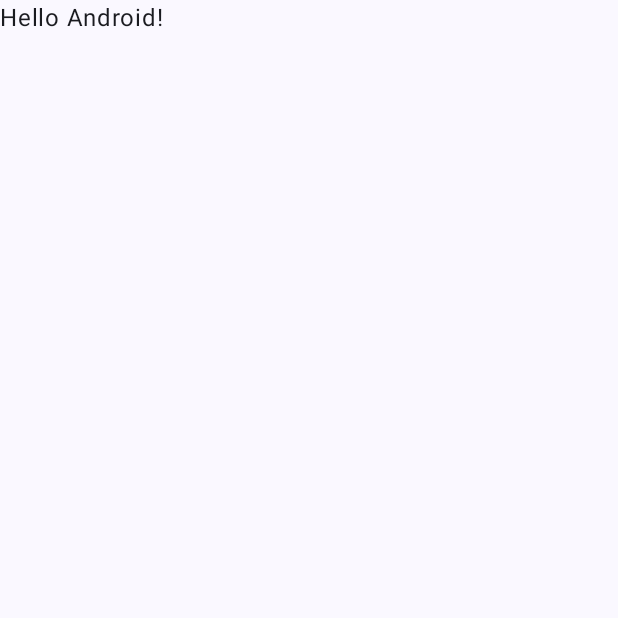
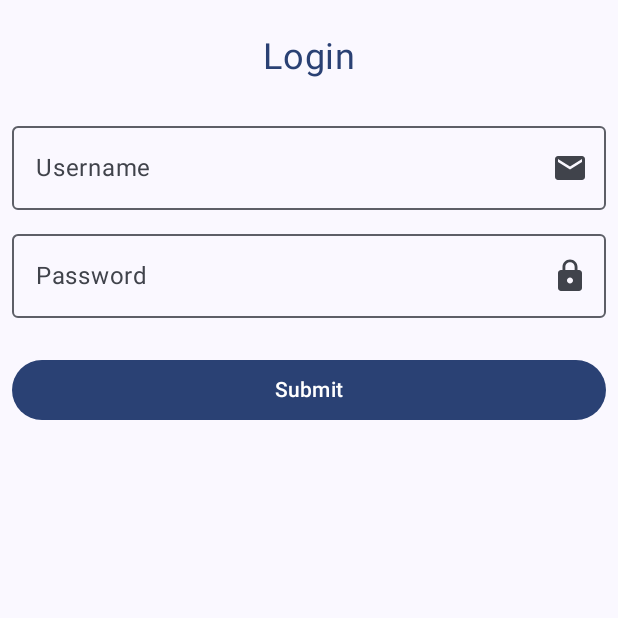
Before and after one commit to ZhenniPan1213/exercise3_MobileProgramming, an Android app built with Jetpack Compose: the screen it shows after launch (MainActivity), on a phone screen of 412 x 824 dp, the top half of it. Before the commit the part shown is almost empty. Run offline under Robolectric (Android 15) with nearby library versions, the phone set to English and light mode, and no system bars.

```diff
--- a/app/src/main/java/com/example/myapplication/MainActivity.kt
+++ b/app/src/main/java/com/example/myapplication/MainActivity.kt
@@ -3,12 +3,35 @@ package com.example.myapplication
 import android.os.Bundle
 import androidx.activity.ComponentActivity
 import androidx.activity.compose.setContent
+import androidx.compose.foundation.layout.Arrangement
+import androidx.compose.foundation.layout.Column
+import androidx.compose.foundation.layout.fillMaxWidth
 import androidx.compose.foundation.layout.fillMaxSize
+import androidx.compose.foundation.layout.padding
+import androidx.compose.foundation.text.KeyboardOptions
+import androidx.compose.material.*
+import androidx.compose.material.icons.Icons
+import androidx.compose.material.icons.filled.Email
+import androidx.compose.material.icons.filled.Lock
 import androidx.compose.material3.MaterialTheme
+import androidx.compose.material3.OutlinedTextField
 import androidx.compose.material3.Surface
 import androidx.compose.material3.Text
+import androidx.compose.material3.Button
+import androidx.compose.material3.Icon
 import androidx.compose.runtime.Composable
+import androidx.compose.runtime.getValue
+import androidx.compose.runtime.remember
+import androidx.compose.runtime.mutableStateOf
+import androidx.compose.runtime.setValue
 import androidx.compose.ui.Modifier
+import androidx.compose.ui.res.stringResource
+import androidx.compose.ui.text.input.KeyboardType
+import androidx.compose.ui.text.input.VisualTransformation
+import androidx.compose.ui.text.input.PasswordVisualTransformation
+import androidx.compose.ui.text.style.TextAlign
+import androidx.compose.ui.unit.dp
+import androidx.compose.ui.unit.sp
 import androidx.compose.ui.tooling.preview.Preview
 import com.example.myapplication.ui.theme.MyApplicationTheme
 
@@ -16,13 +39,13 @@ class MainActivity : ComponentActivity() {
     override fun onCreate(savedInstanceState: Bundle?) {
         super.onCreate(savedInstanceState)
         setContent {
-            MyApplicationTheme {
+            MyApplicationTheme  {
                 // A surface container using the 'background' color from the theme
                 Surface(
                     modifier = Modifier.fillMaxSize(),
                     color = MaterialTheme.colorScheme.background
                 ) {
-                    Greeting("Android")
+                    Login()
                 }
             }
         }
@@ -30,17 +53,77 @@ class MainActivity : ComponentActivity() {
 }
 
 @Composable
-fun Greeting(name: String, modifier: Modifier = Modifier) {
-    Text(
-        text = "Hello $name!",
-        modifier = modifier
-    )
+fun Login() {
+    var usernameInput: String by remember { mutableStateOf("") }
+    var passwordInput: String by remember { mutableStateOf("") }
+
+    Column(
+        modifier = Modifier.padding(8.dp),
+        verticalArrangement = Arrangement.spacedBy(8.dp)
+    ) {
+        Text(
+            text = "Login",
+            fontSize = 24.sp,
+            color = MaterialTheme.colorScheme.primary,
+            textAlign = TextAlign.Center,
+            modifier = Modifier
+                .fillMaxWidth()
+                .padding(top = 16.dp, bottom = 16.dp)
+        )
+        OutlinedTextField(
+            value = usernameInput,
+            onValueChange = { usernameInput = it },
+            label = { Text(text = "Username") },
+            placeholder = { Text(text = "input your username") },
+            singleLine = true,
+            keyboardOptions = KeyboardOptions(keyboardType = KeyboardType.Email),
+            trailingIcon = {
+                Icon(
+                    imageVector = Icons.Default.Email,
+                    contentDescription = "Email Icon"
+                )
+            },
+            modifier = Modifier.fillMaxWidth()
+        )
+        OutlinedTextField(
+            value = passwordInput,
+            onValueChange = { passwordInput = it },
+            label = { Text(text = "Password") },
+            placeholder = { Text(text = "input your password") },
+            singleLine = true,
+            keyboardOptions = KeyboardOptions(keyboardType = KeyboardType.Password),
+            visualTransformation = PasswordVisualTransformation(),
+            trailingIcon = {
+                Icon(
+                    imageVector = Icons.Default.Lock,
+                    contentDescription = "lock Icon"
+                )
+            },
+            modifier = Modifier.fillMaxWidth()
+        )
+
+        // Button for login submission
+        Button(
+            onClick = {
+                // Handle the login action here
+                performLogin(usernameInput, passwordInput)
+            },
+            modifier = Modifier
+                .fillMaxWidth()
+                .padding(top = 16.dp)
+        ) {
+            Text(text = "Submit")
+        }
+    }
 }
+
+private fun performLogin(username: String, password: String) {
+    println("Username: $username, Password: $password")
+}
+
 
 @Preview(showBackground = true)
 @Composable
-fun GreetingPreview() {
-    MyApplicationTheme {
-        Greeting("Android")
-    }
+fun DefaultPreview() {
+    Login()
 }
```
